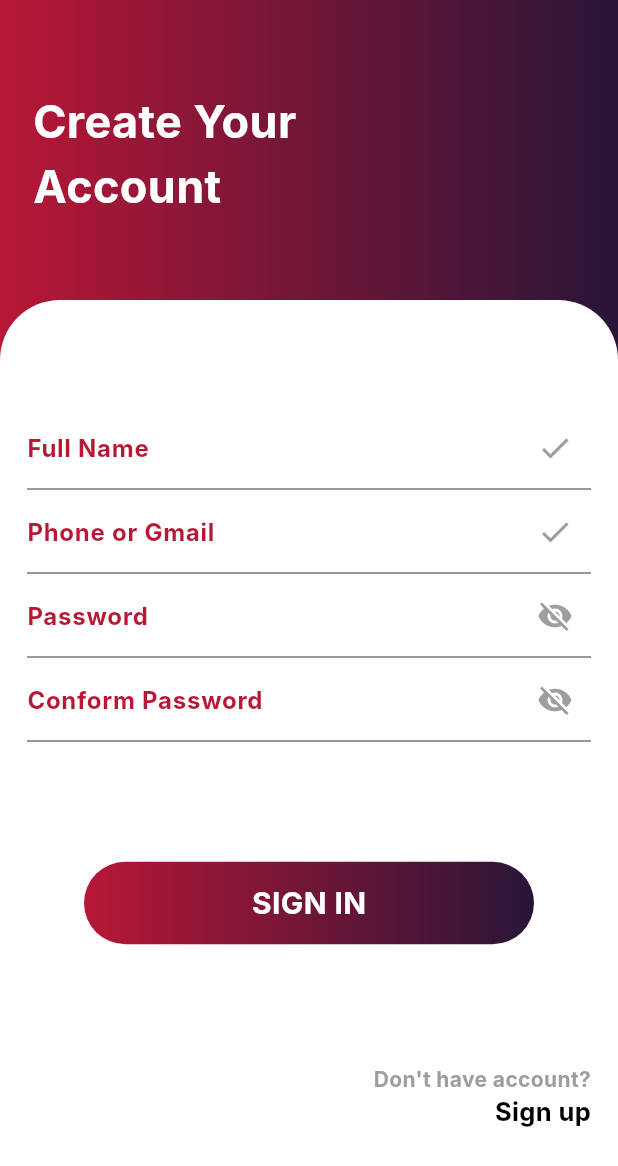
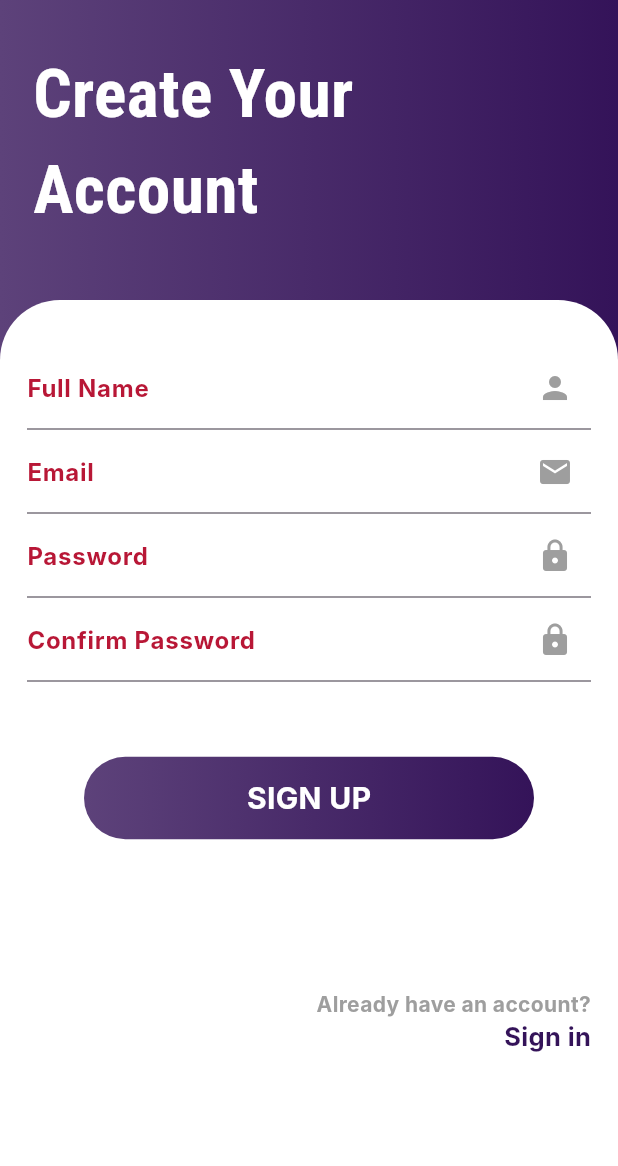
Before and after one commit to RG7on/rihla, a Flutter app: the RegScreen screen opened by its route, on a phone screen of 412 x 824 dp. Shown: the top 1166 px of the screen. Run offline on Flutter 3.47's test engine with Material 3 defaults, Android fonts, the phone set to English and light mode, and no system bars; our stand-ins replace firebase_auth, firebase_core, font_awesome_flutter, google_fonts; accounts and stored records are empty; network calls fail; Roboto replaces fonts that are missing (Inter).

Commit message:
fixed and enhanced designs for sign in and sign up

```diff
--- a/lib/login_screen.dart
+++ b/lib/login_screen.dart
@@ -66,27 +66,14 @@ class _LoginScreenState extends State<LoginScreen> {
             ]),
           ),
           child: Padding(
-            padding: const EdgeInsets.only(top: 20),
-            child: Row(
-              crossAxisAlignment: CrossAxisAlignment.start,
-              children: [
-                const Image(
-                  image: AssetImage('assets/logo.png'),
-                  width: 151,
-                  height: 151,
-                ),
-                const SizedBox(width: 5),
-                Expanded(
+            padding: const EdgeInsets.only(top: 30.0, left: 22),
             child: Text(
               'Hello\nSign in!',
               style: GoogleFonts.robotoCondensed(
-                      fontSize: 40,
+                fontSize: 45,
                 color: Colors.white,
                 fontWeight: FontWeight.bold,
               ),
-                  ),
-                ),
-              ],
             ),
           ),
         ),
@@ -99,8 +86,7 @@ class _LoginScreenState extends State<LoginScreen> {
               color: Colors.white,
             ),
             child: Padding(
-              padding: const EdgeInsets.all(18.0),
-              child: SingleChildScrollView(
+              padding: const EdgeInsets.fromLTRB(18, 10, 18, 100),
               child: Column(
                 mainAxisAlignment: MainAxisAlignment.center,
                 children: [
@@ -210,7 +196,6 @@ class _LoginScreenState extends State<LoginScreen> {
             ),
           ),
         ),
-        ),
       ],
     ));
   }
--- a/lib/main.dart
+++ b/lib/main.dart
@@ -3,6 +3,7 @@ import 'package:flutter/material.dart';
 import 'package:flutter/services.dart';
 import 'package:rihla/firebase_options.dart';
 import 'package:rihla/forgot_pass.dart';
+import 'package:rihla/home_screen.dart';
 import 'package:rihla/reg_screen.dart';
 import 'welcome_screen.dart';
 import 'login_screen.dart';
@@ -31,6 +32,7 @@ class MyApp extends StatelessWidget {
       home: const WelcomeScreen(),
       routes: {
         '/welcome': (context) => const WelcomeScreen(),
+        '/home': (context) => const HomeScreen(),
         '/login': (context) => const LoginScreen(),
         '/forgot-password': (context) => const ForgotPasswordScreen(),
         '/register': (context) => const RegScreen(),
--- a/lib/reg_screen.dart
+++ b/lib/reg_screen.dart
@@ -1,30 +1,67 @@
 import 'package:flutter/material.dart';
+import 'package:firebase_auth/firebase_auth.dart';
+import 'package:flutter/widgets.dart';
+import 'package:google_fonts/google_fonts.dart';
+import 'package:rihla/home_screen.dart';
 
-class RegScreen extends StatelessWidget {
+class RegScreen extends StatefulWidget {
   const RegScreen({super.key});
+
+  @override
+  _RegScreenState createState() => _RegScreenState();
+}
+
+class _RegScreenState extends State<RegScreen> {
+  final TextEditingController _nameController = TextEditingController();
+  final TextEditingController _emailController = TextEditingController();
+  final TextEditingController _passwordController = TextEditingController();
+  final TextEditingController _confirmPasswordController =
+      TextEditingController();
+
+  void _register() async {
+    if (_passwordController.text == _confirmPasswordController.text) {
+      try {
+        final FirebaseAuth _auth = FirebaseAuth.instance;
+        final UserCredential userCredential =
+            await _auth.createUserWithEmailAndPassword(
+          email: _emailController.text.trim(),
+          password: _passwordController.text.trim(),
+        );
+        if (userCredential.user != null) {
+          Navigator.pushReplacement(context,
+              MaterialPageRoute(builder: (context) => const HomeScreen()));
+        }
+      } catch (e) {
+        print('Failed to register: $e');
+      }
+    } else {
+      print('Passwords do not match');
+    }
+  }
 
   @override
   Widget build(BuildContext context) {
     return Scaffold(
-        body: Stack(//thanks for watching
+        body: Stack(
       children: [
         Container(
           height: double.infinity,
           width: double.infinity,
           decoration: const BoxDecoration(
             gradient: LinearGradient(colors: [
-                  Color(0xffB81736),
-                  Color(0xff281537),
+              Color(0xFF5D427A),
+              Color(0xFF341359),
             ]),
           ),
-              child: const Padding(
-                padding: EdgeInsets.only(top: 60.0, left: 22),
+          child: Padding(
+            padding: const EdgeInsets.only(top: 30.0, left: 22),
             child: Text(
               'Create Your\nAccount',
-                  style: TextStyle(
-                      fontSize: 30,
+              style: GoogleFonts.robotoCondensed(
+                fontSize: 45,
                 color: Colors.white,
-                      fontWeight: FontWeight.bold),
+                fontWeight: FontWeight.bold,
+              ),
             ),
           ),
         ),
@@ -38,85 +75,111 @@ class RegScreen extends StatelessWidget {
             ),
             height: double.infinity,
             width: double.infinity,
-                child:  Padding(
-                  padding: const EdgeInsets.only(left: 18.0,right: 18),
+            child: Padding(
+              padding: const EdgeInsets.fromLTRB(18, 10, 18, 100),
               child: Column(
                 mainAxisAlignment: MainAxisAlignment.center,
                 children: [
-                      const TextField(
-                        decoration: InputDecoration(
-                            suffixIcon: Icon(Icons.check,color: Colors.grey,),
-                            label: Text('Full Name',style: TextStyle(
+                  TextField(
+                    controller: _nameController,
+                    decoration: const InputDecoration(
+                        suffixIcon: Icon(Icons.person, color: Colors.grey),
+                        label: Text(
+                          'Full Name',
+                          style: TextStyle(
                             fontWeight: FontWeight.bold,
-                              color:Color(0xffB81736),
-                            ),)
+                            color: Color(0xffB81736),
                           ),
+                        )),
                   ),
-                      const TextField(
-                        decoration: InputDecoration(
-                            suffixIcon: Icon(Icons.check,color: Colors.grey,),
-                            label: Text('Phone or Gmail',style: TextStyle(
+                  TextField(
+                    controller: _emailController,
+                    decoration: const InputDecoration(
+                        suffixIcon: Icon(Icons.email, color: Colors.grey),
+                        label: Text(
+                          'Email',
+                          style: TextStyle(
                             fontWeight: FontWeight.bold,
-                              color:Color(0xffB81736),
-                            ),)
+                            color: Color(0xffB81736),
                           ),
+                        )),
                   ),
-                      const TextField(
-                        decoration: InputDecoration(
-                            suffixIcon: Icon(Icons.visibility_off,color: Colors.grey,),
-                            label: Text('Password',style: TextStyle(
+                  TextField(
+                    controller: _passwordController,
+                    obscureText: true,
+                    decoration: const InputDecoration(
+                        suffixIcon: Icon(Icons.lock, color: Colors.grey),
+                        label: Text(
+                          'Password',
+                          style: TextStyle(
                             fontWeight: FontWeight.bold,
-                              color:Color(0xffB81736),
-                            ),)
+                            color: Color(0xffB81736),
                           ),
+                        )),
                   ),
-                      const TextField(
-                        decoration: InputDecoration(
-                            suffixIcon: Icon(Icons.visibility_off,color: Colors.grey,),
-                            label: Text('Conform Password',style: TextStyle(
+                  TextField(
+                    controller: _confirmPasswordController,
+                    obscureText: true,
+                    decoration: const InputDecoration(
+                        suffixIcon: Icon(Icons.lock, color: Colors.grey),
+                        label: Text(
+                          'Confirm Password',
+                          style: TextStyle(
                             fontWeight: FontWeight.bold,
-                              color:Color(0xffB81736),
-                            ),)
+                            color: Color(0xffB81736),
                           ),
+                        )),
                   ),
-
-                      const SizedBox(height: 10,),
-                      const SizedBox(height: 70,),
-                      Container(
+                  const SizedBox(height: 50),
+                  GestureDetector(
+                    onTap: _register,
+                    child: Container(
                       height: 55,
                       width: 300,
                       decoration: BoxDecoration(
                         borderRadius: BorderRadius.circular(30),
-                          gradient: const LinearGradient(
-                              colors: [
-                                Color(0xffB81736),
-                                Color(0xff281537),
-                              ]
+                        gradient: const LinearGradient(colors: [
+                          Color(0xFF5D427A),
+                          Color(0xFF341359),
+                        ]),
+                      ),
+                      child: const Center(
+                        child: Text(
+                          'SIGN UP',
+                          style: TextStyle(
+                              fontWeight: FontWeight.bold,
+                              fontSize: 20,
+                              color: Colors.white),
                         ),
                       ),
-                        child: const Center(child: Text('SIGN IN',style: TextStyle(
-                            fontWeight: FontWeight.bold,
-                            fontSize: 20,
-                            color: Colors.white
-                        ),),),
                     ),
-                      const SizedBox(height: 80,),
-                      const Align(
+                  ),
+                  const SizedBox(height: 100),
+                  Align(
                     alignment: Alignment.bottomRight,
-                        child: Column(
+                    child: GestureDetector(
+                      onTap: () => Navigator.pushNamed(context, '/login'),
+                      child: const Column(
                         mainAxisAlignment: MainAxisAlignment.end,
                         crossAxisAlignment: CrossAxisAlignment.end,
                         children: [
-                            Text("Don't have account?",style: TextStyle(
+                          Text(
+                            "Already have an account?",
+                            style: TextStyle(
                               fontWeight: FontWeight.bold,
-                                color: Colors.grey
-                            ),),
-                            Text("Sign up",style: TextStyle(///done login page
+                              color: Colors.grey,
+                            ),
+                          ),
+                          Text(
+                            "Sign in",
+                            style: TextStyle(
                               fontWeight: FontWeight.bold,
                               fontSize: 17,
-                                color: Colors.black
-                            ),),
+                              color: Color(0xFF341359),
+                            ),
+                          ),
                         ],
+                      ),
                     ),
                   )
                 ],
```
Lines whose indentation alone changed are shown as unchanged.
